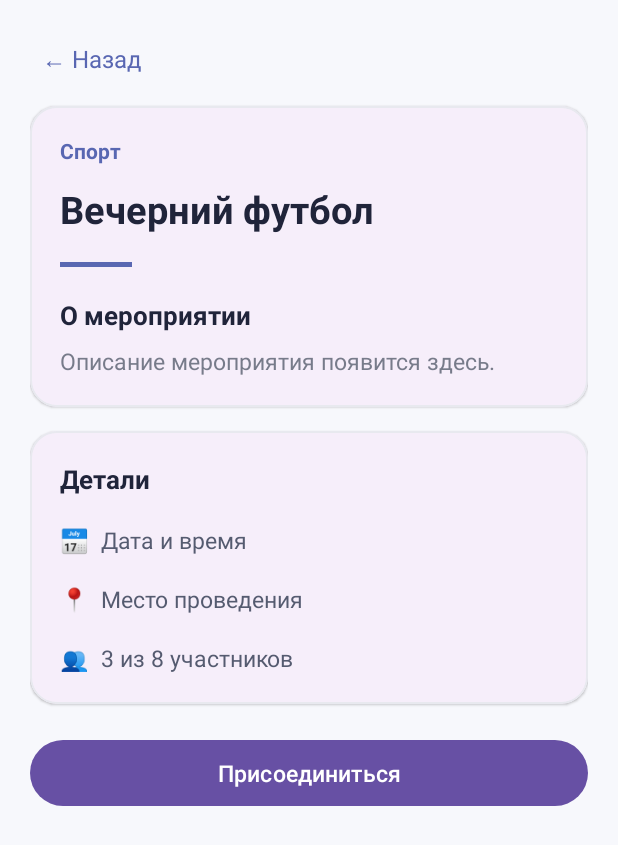
After one commit to Sofia130209/UniTime, an Android app: the EventDetailsActivity screen opened directly, with no data from a screen before it, on a phone screen of 412 x 824 dp. The commit adds this screen. Shown: the top 845 px of the screen. Run offline under Robolectric (Android 15) with nearby library versions, the phone set to English and light mode, and no system bars; 1 statement that could not run was skipped.

Commit message:
добавлен экран с подробной инфой о мероприятии

```diff
--- a/app/src/main/AndroidManifest.xml
+++ b/app/src/main/AndroidManifest.xml
@@ -27,6 +27,7 @@
         <activity android:name=".MainActivity" />
         <activity android:name=".RegistrationActivity" />
         <activity android:name=".AddEventActivity" />
+        <activity android:name=".EventDetailsActivity" />
 
     </application>
 
--- a/app/src/main/java/com/example/unitime/MainActivity.kt
+++ b/app/src/main/java/com/example/unitime/MainActivity.kt
@@ -67,7 +67,8 @@ class MainActivity : AppCompatActivity() {
         lateinit var adapter: EventAdapter
         adapter = EventAdapter(
             onEventClick = { event ->
-                // TODO: открытие деталей события
+                val intent = EventDetailsActivity.newIntent(this, event)
+                startActivity(intent)
             },
             onJoinClick = { event ->
                 lifecycleScope.launch {
--- /dev/null
+++ b/app/src/main/res/layout/activity_event_details.xml
@@ -0,0 +1,156 @@
+<?xml version="1.0" encoding="utf-8"?>
+<ScrollView
+    xmlns:android="http://schemas.android.com/apk/res/android"
+    xmlns:app="http://schemas.android.com/apk/res-auto"
+    android:layout_width="match_parent"
+    android:layout_height="match_parent"
+    android:background="#F7F8FC"
+    android:fillViewport="true">
+
+    <LinearLayout
+        android:layout_width="match_parent"
+        android:layout_height="wrap_content"
+        android:orientation="vertical"
+        android:padding="20dp">
+
+        <!-- Кнопка назад -->
+        <TextView
+            android:id="@+id/backButton"
+            android:layout_width="wrap_content"
+            android:layout_height="wrap_content"
+            android:text="← Назад"
+            android:textColor="#5967B2"
+            android:textSize="16sp"
+            android:padding="8dp" />
+
+        <!-- Основная информация -->
+        <com.google.android.material.card.MaterialCardView
+            android:layout_width="match_parent"
+            android:layout_height="wrap_content"
+            android:layout_marginTop="12dp"
+            app:cardCornerRadius="18dp"
+            app:cardElevation="1dp"
+            app:strokeColor="#E8E9EF"
+            app:strokeWidth="1dp">
+
+            <LinearLayout
+                android:layout_width="match_parent"
+                android:layout_height="wrap_content"
+                android:orientation="vertical"
+                android:padding="20dp">
+
+                <TextView
+                    android:id="@+id/detailCategory"
+                    android:layout_width="wrap_content"
+                    android:layout_height="wrap_content"
+                    android:text="Спорт"
+                    android:textColor="#5967B2"
+                    android:textSize="14sp"
+                    android:textStyle="bold" />
+
+                <TextView
+                    android:id="@+id/detailTitle"
+                    android:layout_width="match_parent"
+                    android:layout_height="wrap_content"
+                    android:layout_marginTop="12dp"
+                    android:text="Вечерний футбол"
+                    android:textColor="#20243A"
+                    android:textSize="25sp"
+                    android:textStyle="bold" />
+
+                <View
+                    android:layout_width="48dp"
+                    android:layout_height="3dp"
+                    android:layout_marginTop="18dp"
+                    android:background="#5967B2" />
+
+                <TextView
+                    android:layout_width="match_parent"
+                    android:layout_height="wrap_content"
+                    android:layout_marginTop="20dp"
+                    android:text="О мероприятии"
+                    android:textColor="#20243A"
+                    android:textSize="17sp"
+                    android:textStyle="bold" />
+
+                <TextView
+                    android:id="@+id/detailDescription"
+                    android:layout_width="match_parent"
+                    android:layout_height="wrap_content"
+                    android:layout_marginTop="8dp"
+                    android:text="Описание мероприятия появится здесь."
+                    android:textColor="#777B8A"
+                    android:textSize="15sp"
+                    android:lineSpacingExtra="5dp" />
+
+            </LinearLayout>
+
+        </com.google.android.material.card.MaterialCardView>
+
+        <!-- Информация о мероприятии -->
+        <com.google.android.material.card.MaterialCardView
+            android:layout_width="match_parent"
+            android:layout_height="wrap_content"
+            android:layout_marginTop="16dp"
+            app:cardCornerRadius="18dp"
+            app:cardElevation="1dp"
+            app:strokeColor="#E8E9EF"
+            app:strokeWidth="1dp">
+
+            <LinearLayout
+                android:layout_width="match_parent"
+                android:layout_height="wrap_content"
+                android:orientation="vertical"
+                android:padding="20dp">
+
+                <TextView
+                    android:layout_width="match_parent"
+                    android:layout_height="wrap_content"
+                    android:text="Детали"
+                    android:textColor="#20243A"
+                    android:textSize="17sp"
+                    android:textStyle="bold" />
+
+                <TextView
+                    android:id="@+id/detailDate"
+                    android:layout_width="match_parent"
+                    android:layout_height="wrap_content"
+                    android:layout_marginTop="18dp"
+                    android:text="📅  Дата и время"
+                    android:textColor="#555B70"
+                    android:textSize="15sp" />
+
+                <TextView
+                    android:id="@+id/detailLocation"
+                    android:layout_width="match_parent"
+                    android:layout_height="wrap_content"
+                    android:layout_marginTop="18dp"
+                    android:text="📍  Место проведения"
+                    android:textColor="#555B70"
+                    android:textSize="15sp" />
+
+                <TextView
+                    android:id="@+id/detailParticipants"
+                    android:layout_width="match_parent"
+                    android:layout_height="wrap_content"
+                    android:layout_marginTop="18dp"
+                    android:text="👥  3 из 8 участников"
+                    android:textColor="#555B70"
+                    android:textSize="15sp" />
+
+            </LinearLayout>
+
+        </com.google.android.material.card.MaterialCardView>
+
+        <!-- Кнопка записи -->
+        <Button
+            android:id="@+id/detailJoinButton"
+            android:layout_width="match_parent"
+            android:layout_height="52dp"
+            android:layout_marginTop="20dp"
+            android:text="Присоединиться"
+            android:textSize="15sp" />
+
+    </LinearLayout>
+
+</ScrollView>
```
Also changed, not shown: app/src/main/java/com/example/unitime/EventDetailsActivity.kt (added, +200 -0 lines).
